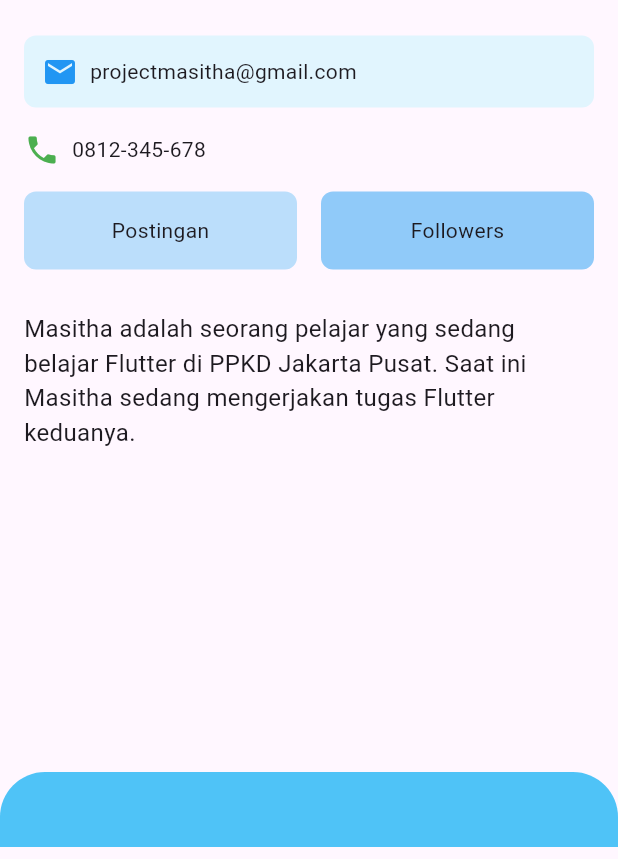
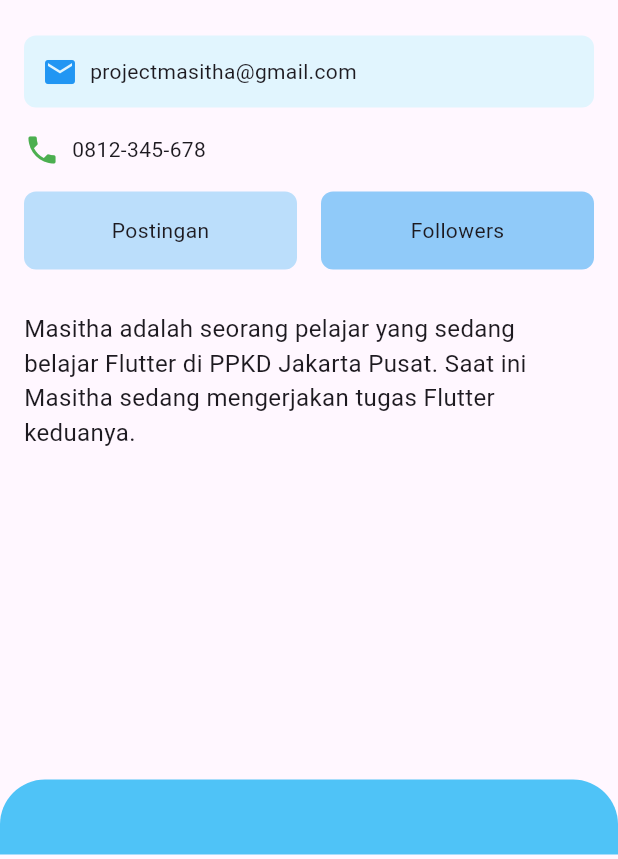
Before and after one commit to masithagaluh27/PPKD-Masitha-Flutter, a Flutter app: the screen it shows after launch, on a phone screen of 412 x 824 dp, the part 377-1236 px from its top. Run offline on Flutter 3.47's test engine with Material 3 defaults, Android fonts, the phone set to English and light mode, and no system bars.

Commit message:
Tugas 2 Flutter

```diff
--- a/ppkd_flutter_masitha/lib/meet_2/tugas_2_flutter.dart
+++ b/ppkd_flutter_masitha/lib/meet_2/tugas_2_flutter.dart
@@ -17,11 +17,10 @@ Widget build(BuildContext context) {
         mainAxisAlignment: MainAxisAlignment.start,
         children: const [
           DrawerHeader(
-            decoration: BoxDecoration(color: Colors.deepPurpleAccent),
             child: Text(
-              'MENU',
+              'Setting and activity',
               style: TextStyle(
-                fontSize: 25,
+                fontSize: 14,
                 fontWeight: FontWeight.bold,
                 color: Colors.black87,
               ),
@@ -150,7 +149,7 @@ Widget build(BuildContext context) {
           ),
 
           // Spacer & Hiasan Visual di bawah
-          const SizedBox(height: 215),
+          const SizedBox(height: 220),
           Container(
             height: 50,
             decoration: BoxDecoration(
```
